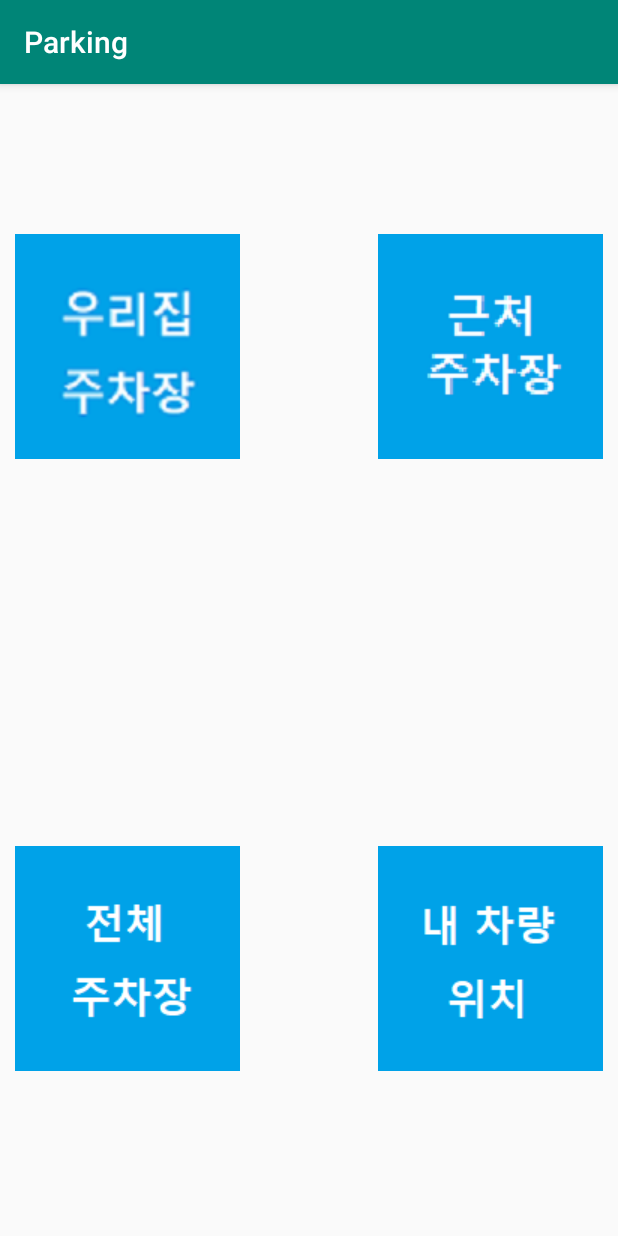
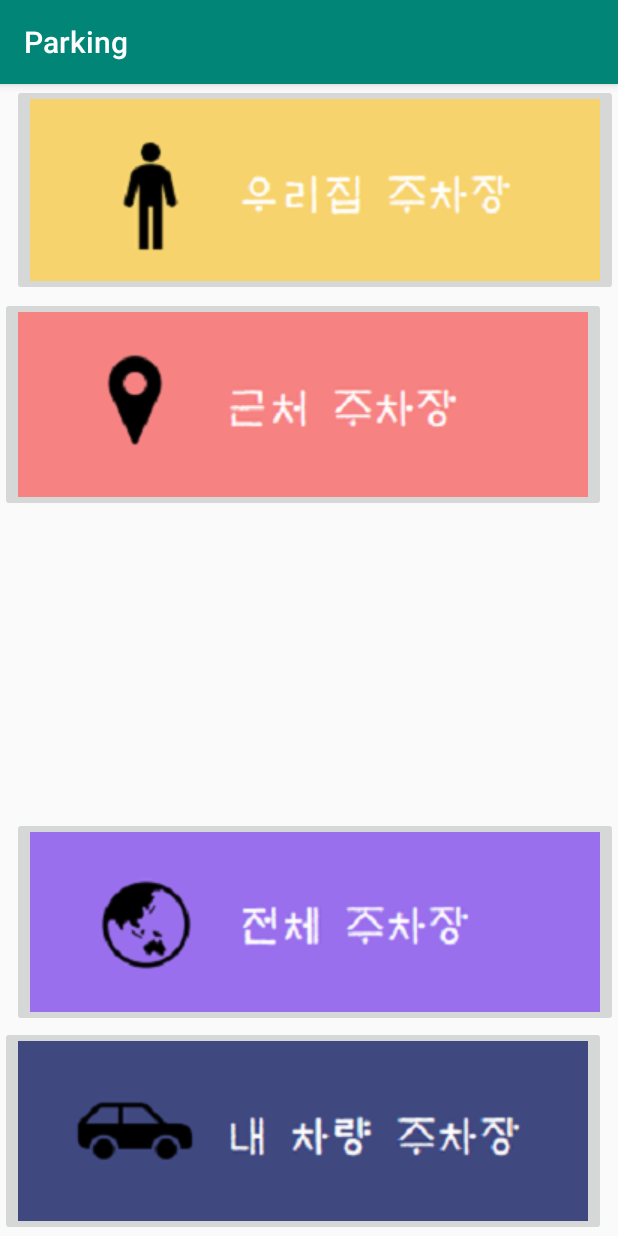
Before and after one commit to Lagnesia/Makeathon_181201, an Android app: the screen it shows after launch (MainActivity), on a phone screen of 412 x 824 dp. Run offline under Robolectric (Android 15) with nearby library versions, the phone set to English and light mode, and no system bars; 4 statements that could not run were skipped.

Commit message:
Add files via upload

```diff
--- a/app/src/main/res/layout/activity_main.xml
+++ b/app/src/main/res/layout/activity_main.xml
@@ -1,51 +1,47 @@
 <?xml version="1.0" encoding="utf-8"?>
 <RelativeLayout xmlns:android="http://schemas.android.com/apk/res/android"
+    xmlns:app="http://schemas.android.com/apk/res-auto"
     android:layout_width="match_parent"
     android:layout_height="match_parent"
     >
+
     <ImageButton
-        android:id="@+id/mb1"
+        android:id="@+id/imageView"
         android:layout_width="wrap_content"
         android:layout_height="wrap_content"
-        android:src="@drawable/mainbutton1"
-        android:layout_alignParentLeft="true"
         android:layout_alignParentTop="true"
-        android:layout_marginLeft="10dp"
-        android:layout_marginTop="100dp"
-        android:background="#ff0000"
-        />
+        android:layout_alignParentEnd="true"
+        android:layout_marginTop="0dp"
+        android:layout_marginEnd="0dp"
+        app:srcCompat="@drawable/mainbutton_6" />
 
     <ImageButton
-        android:id="@+id/mb2"
+        android:id="@+id/imageButton"
         android:layout_width="wrap_content"
         android:layout_height="wrap_content"
-        android:src="@drawable/mainbutton2"
-        android:layout_alignParentRight="true"
+        android:layout_alignParentStart="true"
         android:layout_alignParentTop="true"
-        android:layout_marginRight="10dp"
-        android:layout_marginTop="100dp"
-        android:background="#ff0000"
-        />
+        android:layout_marginStart="0dp"
+        android:layout_marginTop="142dp"
+        app:srcCompat="@drawable/mainbutton_7" />
+
     <ImageButton
-        android:id="@+id/mb3"
+        android:id="@+id/imageButton2"
         android:layout_width="wrap_content"
         android:layout_height="wrap_content"
-        android:src="@drawable/mainbutton3"
-        android:layout_alignParentLeft="true"
+        android:layout_alignParentEnd="true"
         android:layout_alignParentBottom="true"
-        android:layout_marginLeft="10dp"
-        android:layout_marginBottom="110dp"
-        android:background="#ff0000"
-        />
+        android:layout_marginEnd="0dp"
+        android:layout_marginBottom="139dp"
+        app:srcCompat="@drawable/mainbutton_8" />
+
     <ImageButton
-        android:id="@+id/mb4"
+        android:id="@+id/imageButton3"
         android:layout_width="wrap_content"
         android:layout_height="wrap_content"
-        android:src="@drawable/mainbutton4"
-        android:layout_alignParentRight="true"
+        android:layout_alignParentStart="true"
         android:layout_alignParentBottom="true"
-        android:layout_marginRight="10dp"
-        android:layout_marginBottom="110dp"
-        android:background="#ff0000"
-        />
+        android:layout_marginStart="0dp"
+        android:layout_marginBottom="0dp"
+        app:srcCompat="@drawable/mainbutton_9" />
 </RelativeLayout>
```
